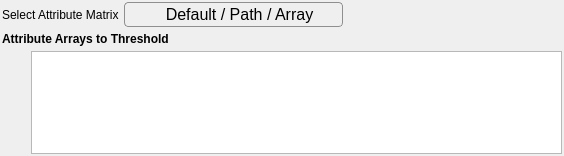
BlueQuartzSoftware/SIMPL, file Source/SVWidgetsLib/FilterParameterWidgets/UI_Files/ComparisonSelectionWidget.ui: the form before one commit.
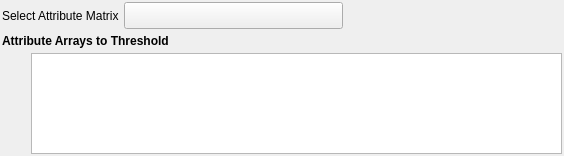
The form after the commit. Icons and pictures are not drawn.

Commit message: Push button is now styled using a static function in the QtSStyles class, so that we can change the style of the push button in the various widgets from one location.

```diff
--- a/Source/SVWidgetsLib/FilterParameterWidgets/UI_Files/ComparisonSelectionWidget.ui
+++ b/Source/SVWidgetsLib/FilterParameterWidgets/UI_Files/ComparisonSelectionWidget.ui
@@ -229,51 +229,8 @@
          <pointsize>12</pointsize>
         </font>
        </property>
-       <property name="styleSheet">
-        <string notr="true">QPushButton { /* all types of tool button */
-    border: 1px solid #8f8f91;
-    border-radius: 4px;
-    background-color: qlineargradient(x1: 0, y1: 0, x2: 0, y2: 1,
-                                      stop: 0 #DDDDDD, stop: 1 #FFFFFF);
-	font-size: 12pt;
-	padding-left: 16px;
-	padding-right: 4px;
-	padding-top: 2px;
-	padding-bottom: 2px;
-}
-
-QPushButton::menu-indicator {
-   /*  image: url(menu_indicator.png); */
-    subcontrol-origin: padding;
-    subcontrol-position:  left; /* */
-}
-
-QPushButton::menu-indicator:pressed, QPushButton::menu-indicator:open
-{
-    position: relative;
-    /*  top: 2px; left: 2px; shift the arrow by 2 px */
-}
-
-QPushButton:pressed
-{
-    background-color: qlineargradient(x1: 0, y1: 0, x2: 0, y2: 1,
-                                      stop: 0 #AAAAFF, stop: 1 #FFFFFF);
-}
-
-QPushButton:flat 
-{
-    border: none; /* no border for a flat push button */
-}
-
-QPushButton:hover
-{
-	border: 1px solid #8f8f91;
-	border-radius: 4px;
-}
-</string>
-       </property>
        <property name="text">
-        <string notr="true">Default / Path / Array</string>
+        <string notr="true"/>
        </property>
        <property name="iconSize">
         <size>
```
The commit also changes 17 other files.
